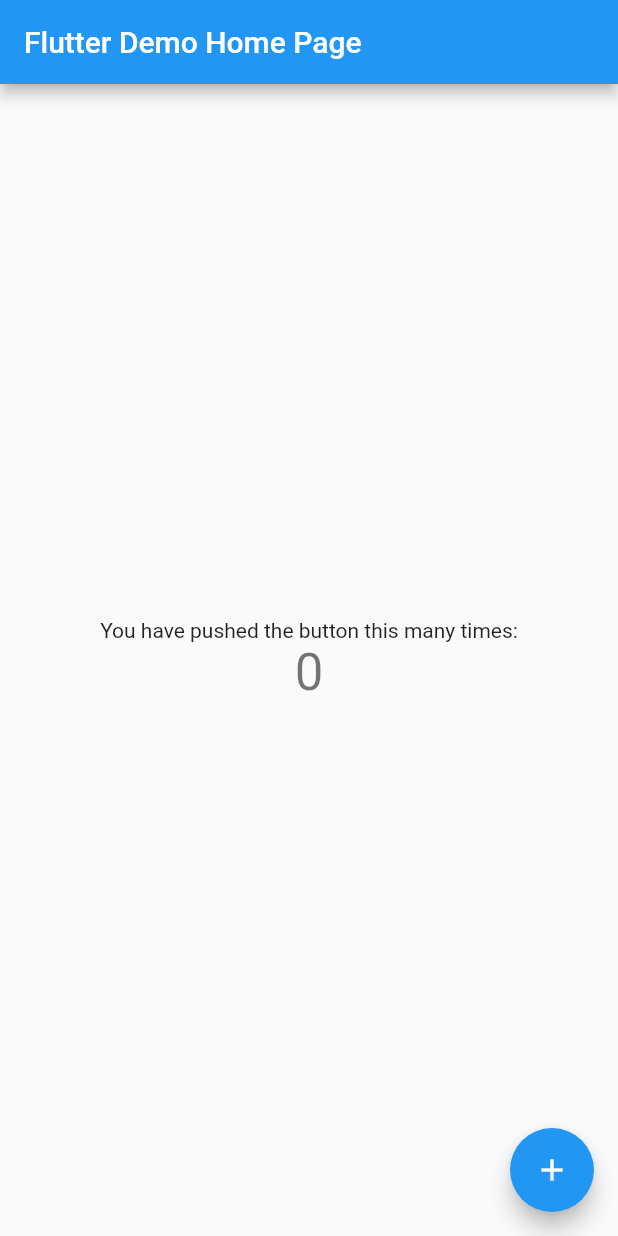
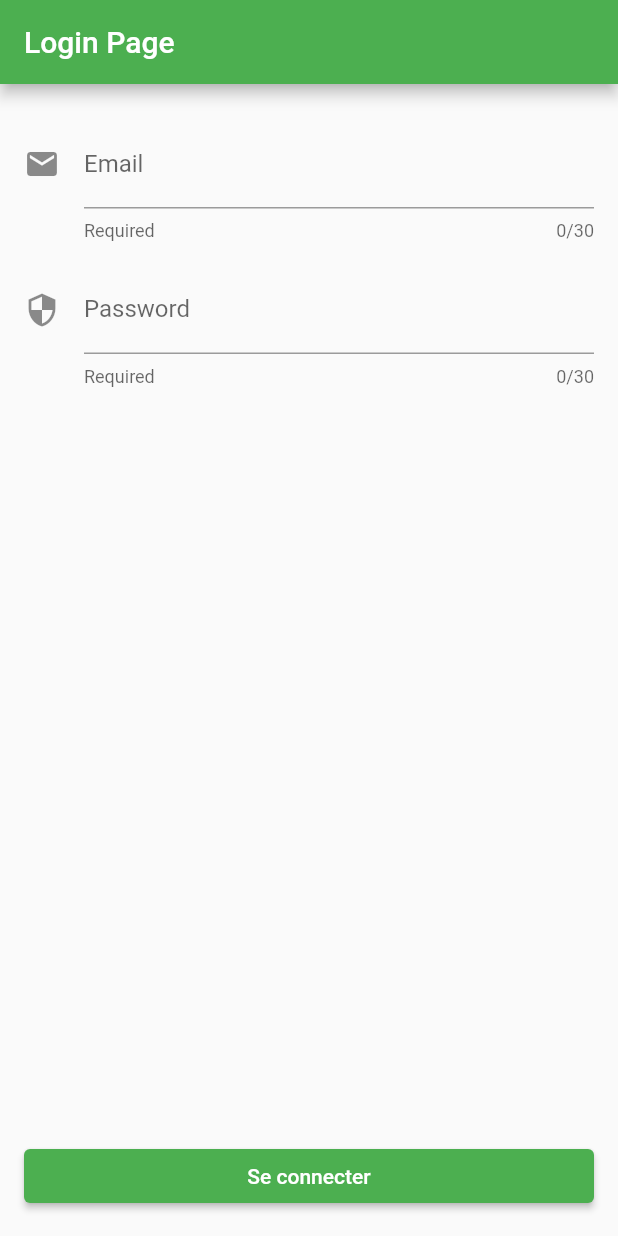
Before and after one commit to PierreOudin/clean_riverpod, a Flutter app: the screen it shows after launch, on a phone screen of 412 x 824 dp. Run offline on Flutter 3.47's test engine with Material 2 defaults, Android fonts, the light colour scheme and no system bars; our stand-ins replace flutter_riverpod, freezed_annotation.

Commit message:
Basic Login page

```diff
--- a/lib/main.dart
+++ b/lib/main.dart
@@ -1,115 +1,7 @@
 import 'package:flutter/material.dart';
+import 'package:flutter_riverpod/flutter_riverpod.dart';
+import 'package:clean_riverpod/src/app.dart';
 
 void main() {
-  runApp(const MyApp());
+  runApp(const ProviderScope(child: MyApp()));
 }
-
-class MyApp extends StatelessWidget {
-  const MyApp({super.key});
-
-  // This widget is the root of your application.
-  @override
-  Widget build(BuildContext context) {
-    return MaterialApp(
-      title: 'Flutter Demo',
-      theme: ThemeData(
-        // This is the theme of your application.
-        //
-        // Try running your application with "flutter run". You'll see the
-        // application has a blue toolbar. Then, without quitting the app, try
-        // changing the primarySwatch below to Colors.green and then invoke
-        // "hot reload" (press "r" in the console where you ran "flutter run",
-        // or simply save your changes to "hot reload" in a Flutter IDE).
-        // Notice that the counter didn't reset back to zero; the application
-        // is not restarted.
-        primarySwatch: Colors.blue,
-      ),
-      home: const MyHomePage(title: 'Flutter Demo Home Page'),
-    );
-  }
-}
-
-class MyHomePage extends StatefulWidget {
-  const MyHomePage({super.key, required this.title});
-
-  // This widget is the home page of your application. It is stateful, meaning
-  // that it has a State object (defined below) that contains fields that affect
-  // how it looks.
-
-  // This class is the configuration for the state. It holds the values (in this
-  // case the title) provided by the parent (in this case the App widget) and
-  // used by the build method of the State. Fields in a Widget subclass are
-  // always marked "final".
-
-  final String title;
-
-  @override
-  State<MyHomePage> createState() => _MyHomePageState();
-}
-
-class _MyHomePageState extends State<MyHomePage> {
-  int _counter = 0;
-
-  void _incrementCounter() {
-    setState(() {
-      // This call to setState tells the Flutter framework that something has
-      // changed in this State, which causes it to rerun the build method below
-      // so that the display can reflect the updated values. If we changed
-      // _counter without calling setState(), then the build method would not be
-      // called again, and so nothing would appear to happen.
-      _counter++;
-    });
-  }
-
-  @override
-  Widget build(BuildContext context) {
-    // This method is rerun every time setState is called, for instance as done
-    // by the _incrementCounter method above.
-    //
-    // The Flutter framework has been optimized to make rerunning build methods
-    // fast, so that you can just rebuild anything that needs updating rather
-    // than having to individually change instances of widgets.
-    return Scaffold(
-      appBar: AppBar(
-        // Here we take the value from the MyHomePage object that was created by
-        // the App.build method, and use it to set our appbar title.
-        title: Text(widget.title),
-      ),
-      body: Center(
-        // Center is a layout widget. It takes a single child and positions it
-        // in the middle of the parent.
-        child: Column(
-          // Column is also a layout widget. It takes a list of children and
-          // arranges them vertically. By default, it sizes itself to fit its
-          // children horizontally, and tries to be as tall as its parent.
-          //
-          // Invoke "debug painting" (press "p" in the console, choose the
-          // "Toggle Debug Paint" action from the Flutter Inspector in Android
-          // Studio, or the "Toggle Debug Paint" command in Visual Studio Code)
-          // to see the wireframe for each widget.
-          //
-          // Column has various properties to control how it sizes itself and
-          // how it positions its children. Here we use mainAxisAlignment to
-          // center the children vertically; the main axis here is the vertical
-          // axis because Columns are vertical (the cross axis would be
-          // horizontal).
-          mainAxisAlignment: MainAxisAlignment.center,
-          children: <Widget>[
-            const Text(
-              'You have pushed the button this many times:',
-            ),
-            Text(
-              '$_counter',
-              style: Theme.of(context).textTheme.headline4,
-            ),
-          ],
-        ),
-      ),
-      floatingActionButton: FloatingActionButton(
-        onPressed: _incrementCounter,
-        tooltip: 'Increment',
-        child: const Icon(Icons.add),
-      ), // This trailing comma makes auto-formatting nicer for build methods.
-    );
-  }
-}
--- /dev/null
+++ b/lib/src/app.dart
@@ -0,0 +1,16 @@
+import 'package:flutter/material.dart';
+import 'package:clean_riverpod/src/auth/presentation/view/login_form_page.dart';
+
+class MyApp extends StatelessWidget {
+  const MyApp({super.key});
+
+  @override
+  Widget build(BuildContext context) {
+    return MaterialApp(
+      theme: ThemeData(
+          primarySwatch: Colors.green,
+          visualDensity: VisualDensity.adaptivePlatformDensity),
+      home: LoginFormPage(null),
+    );
+  }
+}
--- /dev/null
+++ b/lib/src/auth/data/datasource/database/user_database.dart
@@ -0,0 +1,5 @@
+import 'package:clean_riverpod/src/auth/data/entity/user_entity.dart';
+
+abstract class UserDatabase {
+  Future<void> login(final UserEntity userEntity);
+}
--- /dev/null
+++ b/lib/src/auth/data/datasource/database/user_database_impl.dart
@@ -0,0 +1,14 @@
+import 'package:clean_riverpod/src/auth/data/datasource/database/user_database.dart';
+import 'package:clean_riverpod/src/auth/data/entity/user_entity.dart';
+
+class UserDatabaseImpl implements UserDatabase {
+  static const _databaseName = 'user_database';
+  static const _tableName = 'user_table';
+  static const _databaseVersion = 1;
+  static const _columnEmail = 'email';
+  static const _columnPassword = 'password';
+  //static Database? _database;
+
+  @override
+  Future<void> login(final UserEntity user) async {}
+}
--- /dev/null
+++ b/lib/src/auth/data/entity/user_entity.dart
@@ -0,0 +1 @@
+typedef UserEntity = Map<String, dynamic>;
--- /dev/null
+++ b/lib/src/auth/data/mapper/user_mapper.dart
@@ -0,0 +1,18 @@
+import 'package:clean_riverpod/src/auth/data/entity/user_entity.dart';
+import 'package:clean_riverpod/src/auth/domain/model/user.dart';
+
+class UserMapper {
+  static User transformToModel(final UserEntity entity) {
+    return User(
+      email: entity['email'],
+      password: entity['password'],
+    );
+  }
+
+  static UserEntity transformToMap(final User model) {
+    return {
+      'email': model.email,
+      'password': model.password,
+    };
+  }
+}
--- /dev/null
+++ b/lib/src/auth/data/repository/user_repository_impl.dart
@@ -0,0 +1,16 @@
+import 'package:clean_riverpod/src/auth/data/datasource/database/user_database.dart';
+import 'package:clean_riverpod/src/auth/data/mapper/user_mapper.dart';
+import 'package:clean_riverpod/src/auth/domain/model/user.dart';
+import 'package:clean_riverpod/src/auth/domain/repository/user_repository.dart';
+
+class UserRepositoryImpl implements UserRepository {
+  //final UserDatabase database;
+
+  const UserRepositoryImpl(/*this.database*/);
+
+  @override
+  Future<void> login(final String email, final String password) async {
+    //await database.login(
+    //    UserMapper.transformToMap(User(email: email, password: password)));
+  }
+}
--- /dev/null
+++ b/lib/src/auth/domain/model/user.dart
@@ -0,0 +1,13 @@
+import 'package:freezed_annotation/freezed_annotation.dart';
+
+part 'user.freezed.dart';
+
+@freezed
+class User with _$User {
+  const factory User({
+    required String email,
+    required String password,
+  }) = _User;
+
+  const User._();
+}
--- /dev/null
+++ b/lib/src/auth/domain/repository/user_repository.dart
@@ -0,0 +1,3 @@
+abstract class UserRepository {
+  Future<void> login(final String email, final String password);
+}
--- /dev/null
+++ b/lib/src/auth/domain/usecase/login_user_usecase.dart
@@ -0,0 +1,8 @@
+import 'package:clean_riverpod/src/auth/domain/model/user.dart';
+
+abstract class LoginUserUseCase {
+  Future<void> execute(
+    final String email,
+    final String password,
+  );
+}
--- /dev/null
+++ b/lib/src/auth/domain/usecase/login_user_usecase_impl.dart
@@ -0,0 +1,17 @@
+import 'package:clean_riverpod/src/auth/domain/model/user.dart';
+import 'package:clean_riverpod/src/auth/domain/repository/user_repository.dart';
+import 'package:clean_riverpod/src/auth/domain/usecase/login_user_usecase.dart';
+
+class LoginUserUseCaseImpl implements LoginUserUseCase {
+  final UserRepository _repository;
+
+  const LoginUserUseCaseImpl(this._repository);
+
+  @override
+  Future<void> execute(
+    String email,
+    String password,
+  ) {
+    return _repository.login(email, password);
+  }
+}
--- /dev/null
+++ b/lib/src/auth/presentation/view/login_form_page.dart
@@ -0,0 +1,111 @@
+import 'package:clean_riverpod/src/auth/domain/model/user.dart';
+import 'package:clean_riverpod/src/auth/presentation/viewmodel/loginform/login_form_viewmodel.dart';
+import 'package:flutter/material.dart';
+import 'package:flutter_riverpod/flutter_riverpod.dart';
+
+class LoginFormPage extends ConsumerStatefulWidget {
+  final User? _user;
+
+  const LoginFormPage(this._user);
+
+  @override
+  ConsumerState<ConsumerStatefulWidget> createState() => _LoginFormPageState();
+}
+
+class _LoginFormPageState extends ConsumerState<LoginFormPage> {
+  late final LoginFormViewModel _viewModel;
+  final _formKey = GlobalKey<FormState>();
+
+  _LoginFormPageState();
+
+  @override
+  void initState() {
+    _viewModel = ref.read(loginFormViewModelProvider(widget._user));
+    super.initState();
+  }
+
+  @override
+  void dispose() {
+    super.dispose();
+  }
+
+  @override
+  Widget build(final BuildContext context) {
+    return Scaffold(
+      appBar: AppBar(
+        title: Text(_viewModel.appBarTitle()),
+      ),
+      body: _buildBodyWidget(),
+    );
+  }
+
+  Widget _buildBodyWidget() {
+    return Container(
+      padding: const EdgeInsets.only(left: 16, top: 24, right: 16, bottom: 16),
+      child: Column(
+        mainAxisAlignment: MainAxisAlignment.spaceBetween,
+        children: [
+          _buildFormWidget(),
+          _buildSubmitButtonWidget(),
+        ],
+      ),
+    );
+  }
+
+  Widget _buildSubmitButtonWidget() {
+    return SizedBox(
+      width: double.infinity,
+      child: ElevatedButton(
+        onPressed: () {
+          final currentState = _formKey.currentState;
+          if (currentState != null && currentState.validate()) {
+            _viewModel.login();
+            //Navigator.push(context, route)
+          }
+        },
+        child: const Text("Se connecter"),
+      ),
+    );
+  }
+
+  Widget _buildFormWidget() {
+    return Form(
+      key: _formKey,
+      child: Column(children: [
+        _buildEmailFormWidget(),
+        const SizedBox(height: 16),
+        _buildPasswordFormWidget()
+      ]),
+    );
+  }
+
+  Widget _buildEmailFormWidget() {
+    return TextFormField(
+      initialValue: _viewModel.initialEmailValue(),
+      maxLength: 30,
+      onChanged: ((value) => _viewModel.setEmail(value)),
+      validator: (_) => _viewModel.validateEmail(),
+      decoration: const InputDecoration(
+        icon: Icon(Icons.mail),
+        labelText: 'Email',
+        helperText: 'Required',
+        border: UnderlineInputBorder(),
+      ),
+    );
+  }
+
+  Widget _buildPasswordFormWidget() {
+    return TextFormField(
+      initialValue: _viewModel.initialPasswordValue(),
+      maxLength: 30,
+      onChanged: ((value) => _viewModel.setPassword(value)),
+      validator: (_) => _viewModel.validatePassword(),
+      decoration: const InputDecoration(
+        icon: Icon(Icons.security),
+        labelText: 'Password',
+        helperText: 'Required',
+        border: UnderlineInputBorder(),
+      ),
+    );
+  }
+}
--- /dev/null
+++ b/lib/src/auth/presentation/viewmodel/loginform/login_form_viewmodel.dart
@@ -0,0 +1,58 @@
+import 'package:clean_riverpod/src/auth/domain/domain_module.dart';
+import 'package:clean_riverpod/src/auth/domain/model/user.dart';
+import 'package:clean_riverpod/src/auth/domain/usecase/login_user_usecase.dart';
+import 'package:flutter_riverpod/flutter_riverpod.dart';
+
+final loginFormViewModelProvider =
+    Provider.autoDispose.family<LoginFormViewModel, User?>((ref, login) {
+  return LoginFormViewModel(
+      ref.read, login, ref.watch(loginUserUseCaseProvider));
+});
+
+class LoginFormViewModel {
+  var _email = '';
+  var _password = '';
+  final LoginUserUseCase _loginUserUseCase;
+
+  LoginFormViewModel(
+      final Reader read, final User? user, this._loginUserUseCase) {
+    _initLogin(user);
+  }
+
+  _initLogin(final User? user) {
+    if (user != null) {
+      _email = user.email;
+      _password = user.password;
+    }
+  }
+
+  login() {
+    _loginUserUseCase.execute(_email, _password);
+  }
+
+  String appBarTitle() => 'Login Page';
+
+  String initialEmailValue() => _email;
+
+  String initialPasswordValue() => _password;
+
+  setEmail(final String value) => _email = value;
+
+  setPassword(final String value) => _password = value;
+
+  String? validateEmail() {
+    if (_email.isEmpty) {
+      return 'Enter an email';
+    } else {
+      return null;
+    }
+  }
+
+  String? validatePassword() {
+    if (_password.isEmpty) {
+      return 'Enter a password';
+    } else {
+      return null;
+    }
+  }
+}
```
Also changed, not shown: lib/src/auth/data/data_module.dart (added, +11 -0 lines), lib/src/auth/domain/domain_module.dart (added, +7 -0 lines), lib/src/auth/presentation/state/state.dart (added, +23 -0 lines), pubspec.yaml (+9 -17 lines), lib/src/auth/domain/model/user.freezed.dart (added), lib/src/auth/presentation/state/state.freezed.dart (added), pubspec.lock.
